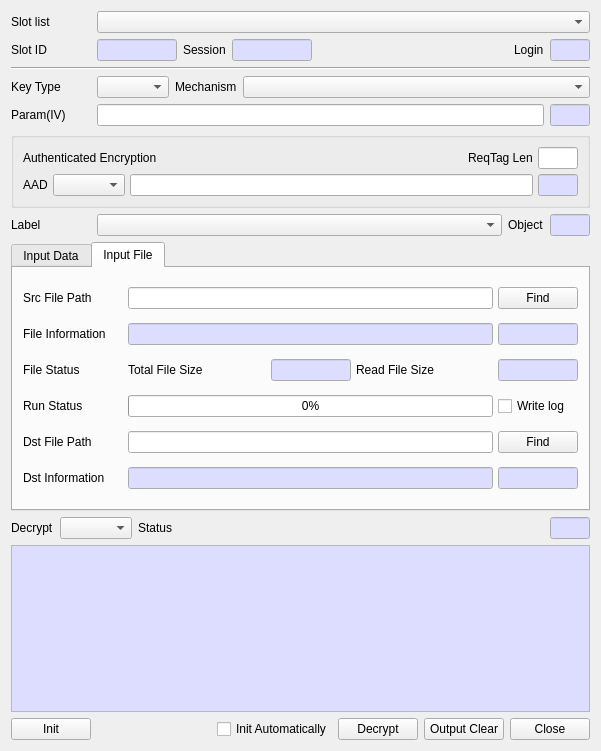
jykim74/CryptokiMan, file CryptokiMan/decrypt_dlg.ui: the form before one commit.
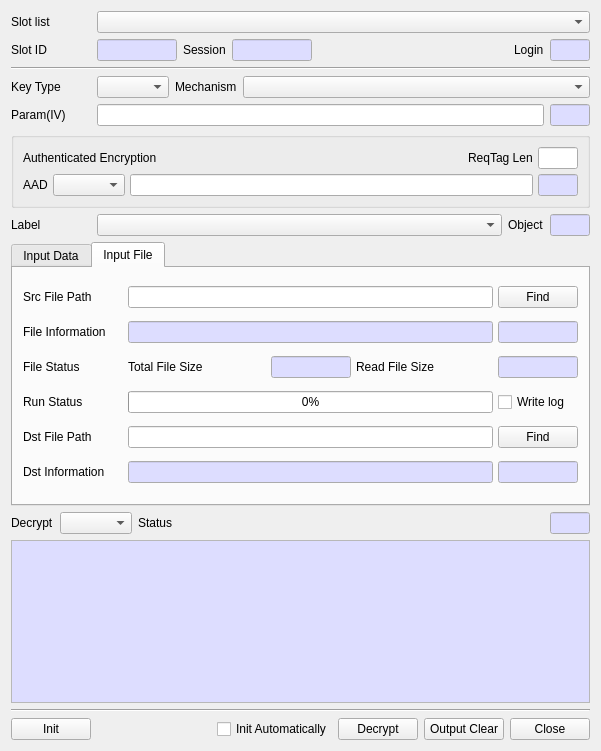
The form after the commit.

The edit to the form file:
```diff
--- a/CryptokiMan/decrypt_dlg.ui
+++ b/CryptokiMan/decrypt_dlg.ui
@@ -1478,6 +1478,13 @@
      </property>
     </widget>
    </item>
+   <item>
+    <widget class="Line" name="line">
+     <property name="orientation">
+      <enum>Qt::Horizontal</enum>
+     </property>
+    </widget>
+   </item>
    <item>
     <layout class="QHBoxLayout" name="horizontalLayout_2">
      <property name="bottomMargin">
```
